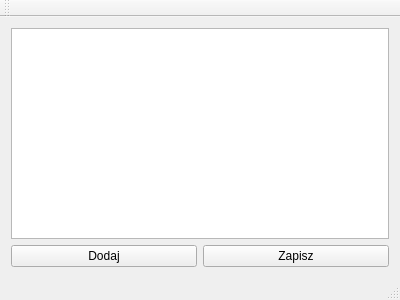
The window that mainwindow.ui (ToSt95/XMLParser) describes before a commit, drawn with Qt 5.
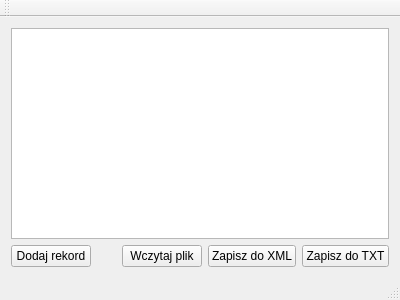
The same window after the commit.

```diff
--- a/mainwindow.ui
+++ b/mainwindow.ui
@@ -19,28 +19,45 @@
      <widget class="QTableWidget" name="tableWidget"/>
     </item>
     <item>
-     <layout class="QHBoxLayout" name="horizontalLayout"/>
-    </item>
-    <item>
-     <layout class="QHBoxLayout" name="horizontalLayout_2">
-      <property name="leftMargin">
-       <number>0</number>
-      </property>
-     </layout>
-    </item>
-    <item>
-     <layout class="QHBoxLayout" name="horizontalLayout_3">
+     <layout class="QHBoxLayout" name="horizontalLayout_4">
       <item>
        <widget class="QPushButton" name="pushButton">
         <property name="text">
-         <string>Dodaj</string>
+         <string>Dodaj rekord</string>
         </property>
        </widget>
       </item>
       <item>
-       <widget class="QPushButton" name="pushButton_2">
+       <spacer name="horizontalSpacer">
+        <property name="orientation">
+         <enum>Qt::Horizontal</enum>
+        </property>
+        <property name="sizeHint" stdset="0">
+         <size>
+          <width>40</width>
+          <height>20</height>
+         </size>
+        </property>
+       </spacer>
+      </item>
+      <item>
+       <widget class="QPushButton" name="loadButton">
         <property name="text">
-         <string>Zapisz</string>
+         <string>Wczytaj plik</string>
+        </property>
+       </widget>
+      </item>
+      <item>
+       <widget class="QPushButton" name="saveToXMLButton">
+        <property name="text">
+         <string>Zapisz do XML</string>
+        </property>
+       </widget>
+      </item>
+      <item>
+       <widget class="QPushButton" name="saveToTxtButton">
+        <property name="text">
+         <string>Zapisz do TXT</string>
         </property>
        </widget>
       </item>
```
Left out of the diff: 5 changed lines with no effect on the pictures.
